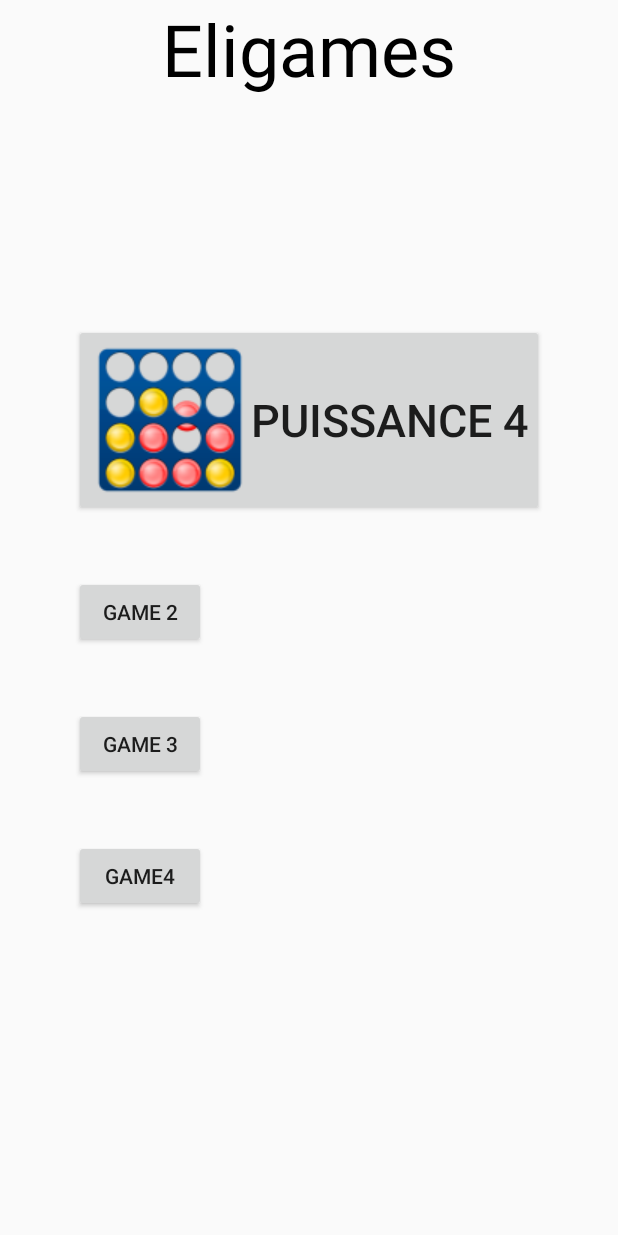
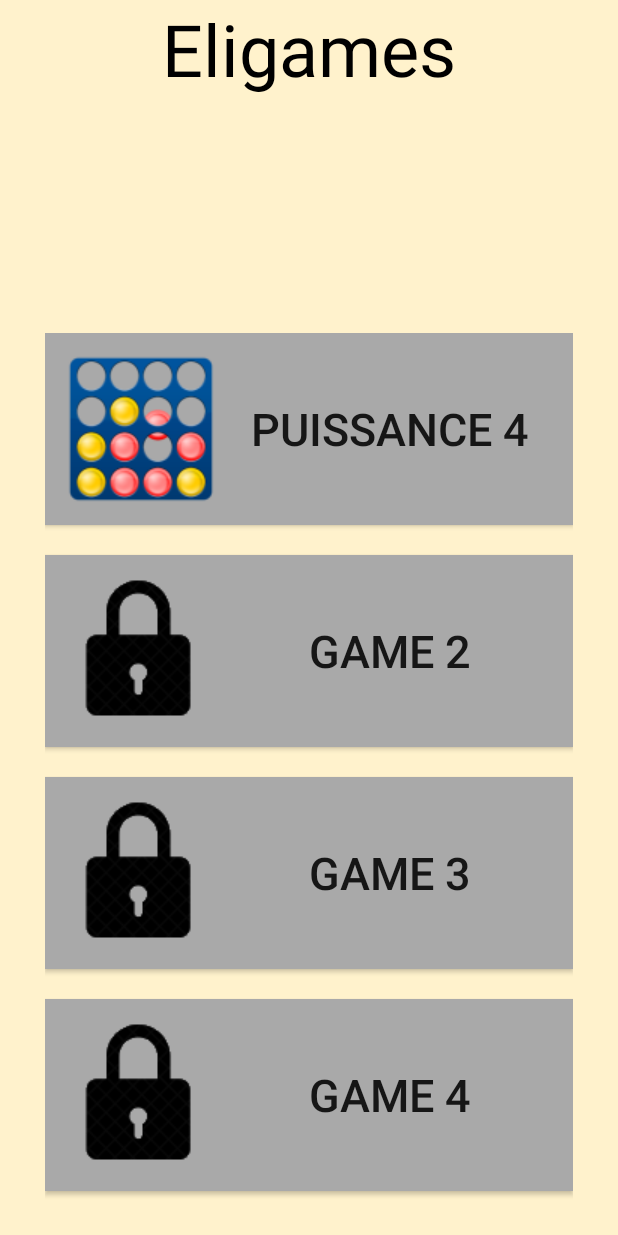
Before and after one commit to Eligames-IUT/Puissance-4, an Android app: the layout activity_main.xml on its own in the app's theme, with its tools: preview values and no code run, on a phone screen of 412 x 824 dp. Run offline under Robolectric (Android 15) with nearby library versions, the phone set to English and light mode, and no system bars.

Commit message:
Amelioration page accueil

```diff
--- a/app/src/main/res/layout/activity_game.xml
+++ b/app/src/main/res/layout/activity_game.xml
@@ -1,10 +1,11 @@
 <?xml version="1.0" encoding="utf-8"?>
 <RelativeLayout xmlns:android="http://schemas.android.com/apk/res/android"
+    xmlns:tools="http://schemas.android.com/tools"
     android:layout_width="match_parent"
     android:layout_height="match_parent"
-    xmlns:tools="http://schemas.android.com/tools"
     android:paddingLeft="10dp"
     android:paddingRight="10dp"
+    android:background="@color/beige"
     tools:context=".views.GameActivity">
 
     <TextView
--- a/app/src/main/res/layout/activity_main.xml
+++ b/app/src/main/res/layout/activity_main.xml
@@ -6,55 +6,70 @@
     android:layout_height="match_parent"
     android:paddingLeft="10dp"
     android:paddingRight="10dp"
+    android:background="@color/beige"
     tools:context=".views.MainActivity">
 
     <TextView
         android:id="@+id/title"
         android:layout_width="wrap_content"
         android:layout_height="wrap_content"
+        android:layout_centerHorizontal="true"
         android:text="Eligames"
         android:textColor="@color/black"
-        android:textSize="@android:dimen/app_icon_size"
-        android:layout_centerHorizontal="true"
-        android:layout_marginBottom="@android:dimen/app_icon_size"/>
+        android:textSize="@android:dimen/app_icon_size" />
 
 
     <LinearLayout
-        android:layout_width="wrap_content"
+        android:layout_width="match_parent"
         android:layout_height="wrap_content"
-        android:layout_centerInParent="true"
+        android:layout_centerHorizontal="true"
+        android:layout_alignParentBottom="true"
+        android:layout_marginHorizontal="20dp"
         android:orientation="vertical">
 
         <Button
             android:id="@+id/p4"
-            android:layout_width="wrap_content"
+            android:layout_width="match_parent"
             android:layout_height="wrap_content"
+            android:layout_marginBottom="20dp"
+            android:padding="10dp"
+            android:background="@color/grey"
             android:drawableStart="@drawable/iconp4"
             android:text="Puissance 4"
-            android:textSize="30sp"
-            android:layout_margin="20dp"
-            android:padding="10dp" />
+            android:textSize="30sp" />
 
         <Button
             android:id="@+id/game2"
-            android:layout_width="wrap_content"
+            android:layout_width="match_parent"
             android:layout_height="wrap_content"
-            android:layout_margin="20dp"
-            android:text="Game 2"/>
+            android:layout_marginBottom="20dp"
+            android:padding="10dp"
+            android:background="@color/grey"
+            android:drawableStart="@drawable/iconlock"
+            android:text="Game 2"
+            android:textSize="30sp" />
 
         <Button
             android:id="@+id/game3"
-            android:layout_width="wrap_content"
+            android:layout_width="match_parent"
             android:layout_height="wrap_content"
-            android:layout_margin="20dp"
-            android:text="Game 3"/>
+            android:layout_marginBottom="20dp"
+            android:padding="10dp"
+            android:background="@color/grey"
+            android:drawableStart="@drawable/iconlock"
+            android:text="Game 3"
+            android:textSize="30sp" />
 
         <Button
             android:id="@+id/game4"
-            android:layout_width="wrap_content"
+            android:layout_width="match_parent"
             android:layout_height="wrap_content"
-            android:layout_margin="20dp"
-            android:text="Game4"/>
+            android:layout_marginBottom="30dp"
+            android:padding="10dp"
+            android:background="@color/grey"
+            android:drawableStart="@drawable/iconlock"
+            android:text="Game 4"
+            android:textSize="30sp" />
     </LinearLayout>
 
 
```
Also changed, not shown: app/src/main/res/drawable-mdpi/iconlock.png (added).
